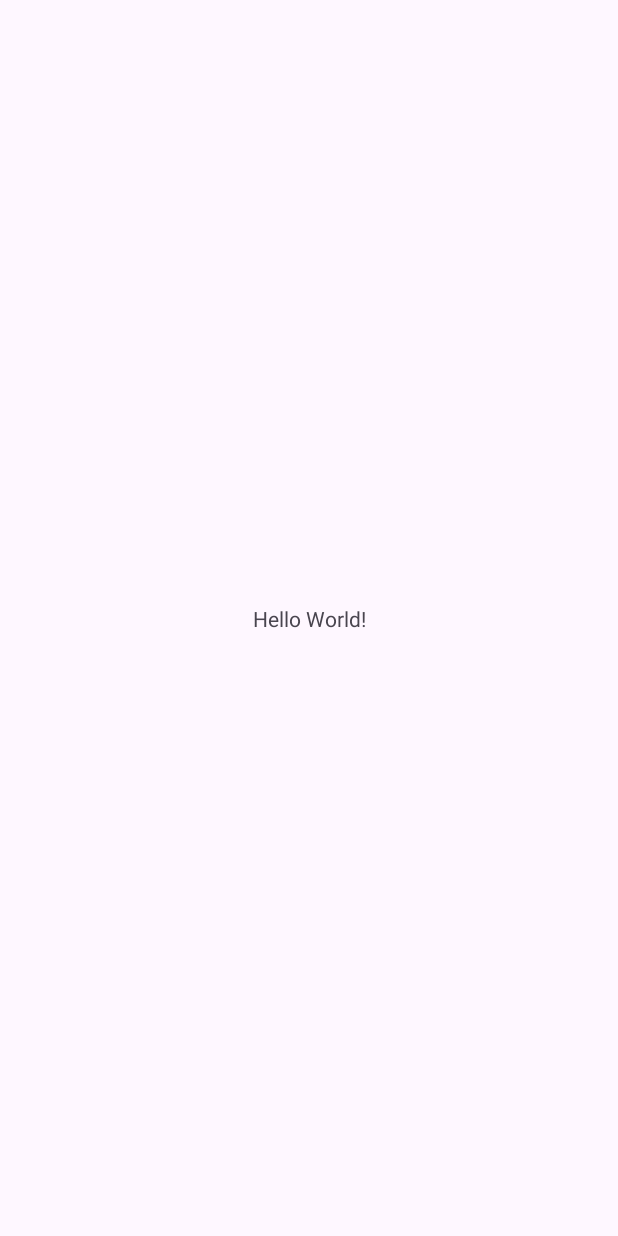
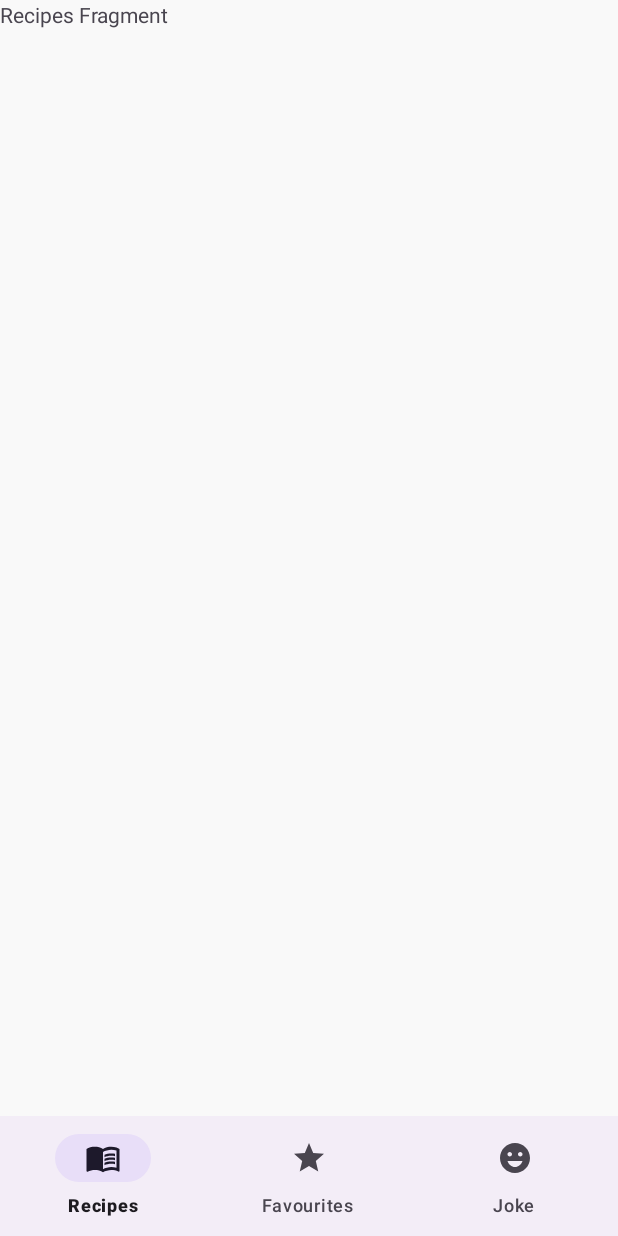
Before and after one commit to rousgidraph/FoodyCourseApp, an Android app: the screen it shows after launch (MainActivity), on a phone screen of 412 x 824 dp. Before the commit the screen is almost empty. Run offline under Robolectric (Android 15) with nearby library versions, the phone set to English and light mode, and no system bars; our stand-ins replace navigation-ui; 2 statements that could not run were skipped.

```diff
--- a/app/src/main/java/art/muriuki/foodycourseapp/MainActivity.kt
+++ b/app/src/main/java/art/muriuki/foodycourseapp/MainActivity.kt
@@ -2,10 +2,30 @@ package art.muriuki.foodycourseapp
 
 import androidx.appcompat.app.AppCompatActivity
 import android.os.Bundle
+import androidx.navigation.NavController
+import androidx.navigation.findNavController
+import androidx.navigation.ui.AppBarConfiguration
+
 
 class MainActivity : AppCompatActivity() {
+
+    private lateinit var navController: NavController
     override fun onCreate(savedInstanceState: Bundle?) {
         super.onCreate(savedInstanceState)
         setContentView(R.layout.activity_main)
+
+        navController = findNavController(R.id.navHostFragment)
+        val appBarConfiguration = AppBarConfiguration(
+            setOf(
+                R.id.recipesFragment,
+                R.id.favouriteRecipesFragment,
+                R.id.foodJokeFragment
+            )
+        )
+
+        // TODO: This is my current headache
+
+        bottomNavigationView.setupWithNavController(navController)
+
     }
 }
--- /dev/null
+++ b/app/src/main/java/art/muriuki/foodycourseapp/recipesFragment.kt
@@ -0,0 +1,20 @@
+package art.muriuki.foodycourseapp
+
+import android.os.Bundle
+import android.view.LayoutInflater
+import android.view.View
+import android.view.ViewGroup
+import androidx.fragment.app.Fragment
+
+class recipesFragment : Fragment() {
+
+    override fun onCreateView(
+        inflater: LayoutInflater, container: ViewGroup?,
+        savedInstanceState: Bundle?
+    ): View? {
+        // Inflate the layout for this fragment
+        return inflater.inflate(R.layout.fragment_recipes, container, false)
+    }
+
+
+}
--- /dev/null
+++ b/app/src/main/res/drawable/ic_food_joke.xml
@@ -0,0 +1,10 @@
+<vector xmlns:android="http://schemas.android.com/apk/res/android"
+    android:width="24dp"
+    android:height="24dp"
+    android:viewportWidth="24"
+    android:viewportHeight="24"
+    android:tint="?attr/colorControlNormal">
+  <path
+      android:fillColor="@android:color/white"
+      android:pathData="M11.99,2C6.47,2 2,6.48 2,12c0,5.52 4.47,10 9.99,10C17.52,22 22,17.52 22,12C22,6.48 17.52,2 11.99,2zM8.5,8C9.33,8 10,8.67 10,9.5S9.33,11 8.5,11S7,10.33 7,9.5S7.67,8 8.5,8zM12,18c-2.28,0 -4.22,-1.66 -5,-4h10C16.22,16.34 14.28,18 12,18zM15.5,11c-0.83,0 -1.5,-0.67 -1.5,-1.5S14.67,8 15.5,8S17,8.67 17,9.5S16.33,11 15.5,11z"/>
+</vector>
--- /dev/null
+++ b/app/src/main/res/drawable/ic_menu_book.xml
@@ -0,0 +1,19 @@
+<vector xmlns:android="http://schemas.android.com/apk/res/android"
+    android:width="24dp"
+    android:height="24dp"
+    android:viewportWidth="24"
+    android:viewportHeight="24"
+    android:tint="?attr/colorControlNormal">
+  <path
+      android:fillColor="@android:color/white"
+      android:pathData="M21,5c-1.11,-0.35 -2.33,-0.5 -3.5,-0.5c-1.95,0 -4.05,0.4 -5.5,1.5c-1.45,-1.1 -3.55,-1.5 -5.5,-1.5S2.45,4.9 1,6v14.65c0,0.25 0.25,0.5 0.5,0.5c0.1,0 0.15,-0.05 0.25,-0.05C3.1,20.45 5.05,20 6.5,20c1.95,0 4.05,0.4 5.5,1.5c1.35,-0.85 3.8,-1.5 5.5,-1.5c1.65,0 3.35,0.3 4.75,1.05c0.1,0.05 0.15,0.05 0.25,0.05c0.25,0 0.5,-0.25 0.5,-0.5V6C22.4,5.55 21.75,5.25 21,5zM21,18.5c-1.1,-0.35 -2.3,-0.5 -3.5,-0.5c-1.7,0 -4.15,0.65 -5.5,1.5V8c1.35,-0.85 3.8,-1.5 5.5,-1.5c1.2,0 2.4,0.15 3.5,0.5V18.5z"/>
+  <path
+      android:fillColor="@android:color/white"
+      android:pathData="M17.5,10.5c0.88,0 1.73,0.09 2.5,0.26V9.24C19.21,9.09 18.36,9 17.5,9c-1.7,0 -3.24,0.29 -4.5,0.83v1.66C14.13,10.85 15.7,10.5 17.5,10.5z"/>
+  <path
+      android:fillColor="@android:color/white"
+      android:pathData="M13,12.49v1.66c1.13,-0.64 2.7,-0.99 4.5,-0.99c0.88,0 1.73,0.09 2.5,0.26V11.9c-0.79,-0.15 -1.64,-0.24 -2.5,-0.24C15.8,11.66 14.26,11.96 13,12.49z"/>
+  <path
+      android:fillColor="@android:color/white"
+      android:pathData="M17.5,14.33c-1.7,0 -3.24,0.29 -4.5,0.83v1.66c1.13,-0.64 2.7,-0.99 4.5,-0.99c0.88,0 1.73,0.09 2.5,0.26v-1.52C19.21,14.41 18.36,14.33 17.5,14.33z"/>
+</vector>
--- /dev/null
+++ b/app/src/main/res/drawable/ic_star.xml
@@ -0,0 +1,10 @@
+<vector xmlns:android="http://schemas.android.com/apk/res/android"
+    android:width="24dp"
+    android:height="24dp"
+    android:viewportWidth="24"
+    android:viewportHeight="24"
+    android:tint="?attr/colorControlNormal">
+  <path
+      android:fillColor="@android:color/white"
+      android:pathData="M12,17.27L18.18,21l-1.64,-7.03L22,9.24l-7.19,-0.61L12,2 9.19,8.63 2,9.24l5.46,4.73L5.82,21z"/>
+</vector>
--- a/app/src/main/res/layout/activity_main.xml
+++ b/app/src/main/res/layout/activity_main.xml
@@ -4,15 +4,27 @@
     xmlns:tools="http://schemas.android.com/tools"
     android:layout_width="match_parent"
     android:layout_height="match_parent"
+    android:background="@color/lightGray"
     tools:context=".MainActivity">
 
-    <TextView
-        android:layout_width="wrap_content"
+    <androidx.fragment.app.FragmentContainerView
+        android:id="@+id/navHostFragment"
+        android:name="androidx.navigation.fragment.NavHostFragment"
+        android:layout_width="0dp"
+        android:layout_height="0dp"
+        app:defaultNavHost="true"
+        app:layout_constraintBottom_toTopOf="@+id/bottomNavigationView"
+        app:layout_constraintEnd_toEndOf="parent"
+        app:layout_constraintStart_toStartOf="parent"
+        app:layout_constraintTop_toTopOf="parent"
+        app:navGraph="@navigation/my_nav" />
+
+    <com.google.android.material.bottomnavigation.BottomNavigationView
+        android:id="@+id/bottomNavigationView"
+        android:layout_width="0dp"
         android:layout_height="wrap_content"
-        android:text="Hello World!"
         app:layout_constraintBottom_toBottomOf="parent"
         app:layout_constraintEnd_toEndOf="parent"
         app:layout_constraintStart_toStartOf="parent"
-        app:layout_constraintTop_toTopOf="parent" />
-
+        app:menu="@menu/bottom_nav_menu"/>
 </androidx.constraintlayout.widget.ConstraintLayout>
--- /dev/null
+++ b/app/src/main/res/layout/fragment_recipes.xml
@@ -0,0 +1,15 @@
+<?xml version="1.0" encoding="utf-8"?>
+<androidx.constraintlayout.widget.ConstraintLayout xmlns:android="http://schemas.android.com/apk/res/android"
+    xmlns:tools="http://schemas.android.com/tools"
+    android:layout_width="match_parent"
+    android:background="@color/lightGray"
+    android:layout_height="match_parent"
+    tools:context=".recipesFragment">
+
+
+    <TextView
+        android:layout_width="match_parent"
+        android:layout_height="match_parent"
+        android:text="Recipes Fragment " />
+
+</androidx.constraintlayout.widget.ConstraintLayout>
--- /dev/null
+++ b/app/src/main/res/menu/bottom_nav_menu.xml
@@ -0,0 +1,16 @@
+<?xml version="1.0" encoding="utf-8"?>
+<menu xmlns:android="http://schemas.android.com/apk/res/android">
+    <item
+        android:id="@+id/recipesFragment"
+        android:icon="@drawable/ic_menu_book"
+        android:title="@string/recipesfragment" />
+
+    <item android:id="@+id/favouriteRecipesFragment"
+        android:title="@string/favourite_recipes_fragment"
+        android:icon="@drawable/ic_star"/>
+
+
+    <item android:icon="@drawable/ic_food_joke"
+        android:title="@string/food_joke"
+        android:id="@+id/foodJokeFragment" />
+</menu>
--- /dev/null
+++ b/app/src/main/res/navigation/my_nav.xml
@@ -0,0 +1,23 @@
+<?xml version="1.0" encoding="utf-8"?>
+<navigation xmlns:android="http://schemas.android.com/apk/res/android"
+    xmlns:app="http://schemas.android.com/apk/res-auto"
+    xmlns:tools="http://schemas.android.com/tools"
+    android:id="@+id/my_nav"
+    app:startDestination="@id/recipesFragment">
+
+    <fragment
+        android:id="@+id/recipesFragment"
+        android:name="art.muriuki.foodycourseapp.recipesFragment"
+        android:label="fragment_recipes"
+        tools:layout="@layout/fragment_recipes" />
+    <fragment
+        android:id="@+id/favouriteRecipesFragment"
+        android:name="art.muriuki.foodycourseapp.FavouriteRecipesFragment"
+        android:label="fragment_favourite_recipes"
+        tools:layout="@layout/fragment_favourite_recipes" />
+    <fragment
+        android:id="@+id/foodJokeFragment"
+        android:name="art.muriuki.foodycourseapp.FoodJokeFragment"
+        android:label="fragment_food_joke"
+        tools:layout="@layout/fragment_food_joke" />
+</navigation>
--- a/app/src/main/res/values/strings.xml
+++ b/app/src/main/res/values/strings.xml
@@ -1,3 +1,8 @@
 <resources>
     <string name="app_name">Foody Course App</string>
+
+    <string name="hello_blank_fragment">Hello blank fragment</string>
+    <string name="recipesfragment">Recipes</string>
+    <string name="favourite_recipes_fragment">Favourites</string>
+    <string name="food_joke">Joke</string>
 </resources>
--- a/build.gradle
+++ b/build.gradle
@@ -6,11 +6,11 @@ buildscript {
     dependencies {
         classpath "com.android.tools.build:gradle:4.0.2"
         classpath "org.jetbrains.kotlin:kotlin-gradle-plugin:1.4.10"
-        classpath "androidx.navigation:navigation-safe-args-gradle-plugin:2.3.0"
-        classpath "com.google.dagger:hilt-android-gradle-plugin:2.28-alpha"
+        classpath "androidx.navigation:navigation-safe-args-gradle-plugin:2.7.4"
+        classpath "com.google.dagger:hilt-android-gradle-plugin:2.45"
     }
 }
 plugins {
-id 'com.android.application' version '8.1.0' apply false
+    id 'com.android.application' version '8.1.0' apply false
     id 'org.jetbrains.kotlin.android' version '1.8.0' apply false
 }
```
Also changed, not shown: app/build.gradle (+9 -5 lines), app/src/main/AndroidManifest.xml (+6 -1 lines), app/src/main/java/art/muriuki/foodycourseapp/FavouriteRecipesFragment.kt (added, +20 -0 lines), app/src/main/java/art/muriuki/foodycourseapp/FoodJokeFragment.kt (added, +21 -0 lines), app/src/main/res/layout/fragment_favourite_recipes.xml (added, +15 -0 lines), app/src/main/res/layout/fragment_food_joke.xml (added, +15 -0 lines), app/src/main/res/values/colors.xml (+15 -2 lines).
